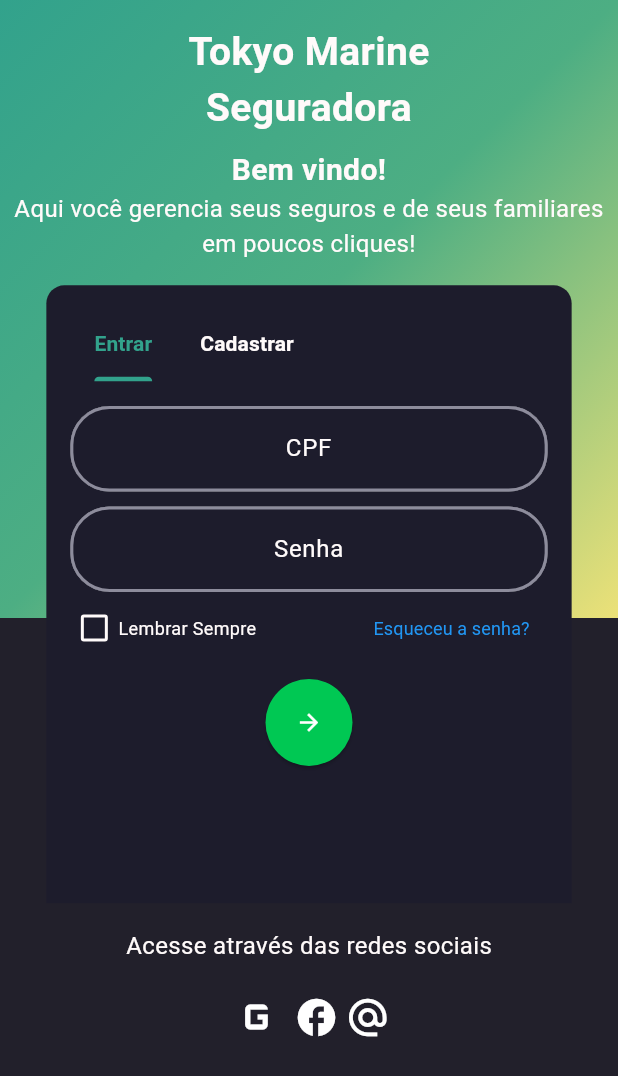
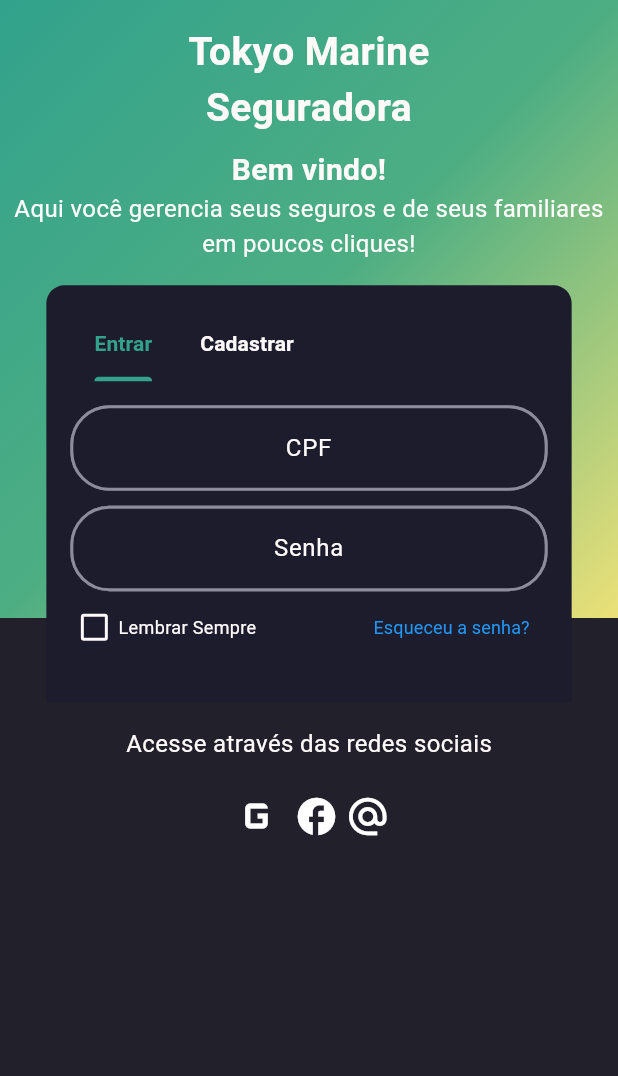
Before and after one commit to wesleydevsouza/app_seguros, a Flutter app: the screen it shows after launch, on a phone screen of 412 x 824 dp. Shown: the top 1076 px of the screen. Run offline on Flutter 3.47's test engine with Material 3 defaults, Android fonts, the phone set to English and light mode, and no system bars.

Commit message:
fix: altura dinamica no card login

```diff
--- a/lib/views/login_form.dart
+++ b/lib/views/login_form.dart
@@ -35,15 +35,6 @@
         ),
         const LoginOptionsBlock(),
         const SizedBox(height: 10),
-        ElevatedButton(
-          onPressed: () {},
-          style: ElevatedButton.styleFrom(
-            backgroundColor: Colors.greenAccent[700],
-            shape: const CircleBorder(),
-            padding: const EdgeInsets.all(20),
-          ),
-          child: const Icon(Icons.arrow_forward, color: Colors.white),
-        ),
       ],
     );
   }
--- a/lib/widgets/card_login.dart
+++ b/lib/widgets/card_login.dart
@@ -6,13 +6,19 @@
 import '../views/login_form.dart';
 import '../views/register_form.dart';
 
-class CardLogin extends StatelessWidget {
+class CardLogin extends StatefulWidget {
   const CardLogin({super.key});
+
+  @override
+  State<CardLogin> createState() => _CardLoginState();
+}
+
+class _CardLoginState extends State<CardLogin> with TickerProviderStateMixin {
+  int _selectedTab = 0;
 
   @override
   Widget build(BuildContext context) {
     return Container(
-      height: SizeConfig.heightMultiplier * 50,
       width: SizeConfig.screenWidth * 0.85,
       padding: const EdgeInsets.all(16),
       decoration: const BoxDecoration(
@@ -22,36 +28,45 @@
           topRight: Radius.circular(12),
         ),
       ),
-      child: DefaultTabController(
+      child: Column(
+        mainAxisSize: MainAxisSize.min,
+        children: [
+          TabBar(
+            onTap: (index) {
+              FocusScope.of(context).unfocus();
+              setState(() {
+                _selectedTab = index;
+              });
+            },
+            controller: TabController(
               length: 2,
-        child: Column(
-          children: [
-            const TabBar(
+              vsync: this,
+              initialIndex: _selectedTab,
+            ),
             isScrollable: true,
             tabAlignment: TabAlignment.start,
             dividerColor: Colors.transparent,
             labelColor: AppTheme.corFonteDestaque,
             unselectedLabelColor: AppTheme.corFonte,
             indicatorColor: AppTheme.corFonteDestaque,
-              labelStyle: TextStyle(fontWeight: FontWeight.bold),
-              unselectedLabelStyle: TextStyle(fontWeight: FontWeight.bold),
-              indicatorPadding: EdgeInsets.only(top: -2),
-              tabs: [
+            labelStyle: const TextStyle(fontWeight: FontWeight.bold),
+            unselectedLabelStyle: const TextStyle(fontWeight: FontWeight.bold),
+            indicatorPadding: const EdgeInsets.only(top: -2),
+            tabs: const [
               Tab(text: Strings.login),
               Tab(text: Strings.register),
             ],
           ),
-            SizedBox(height: SizeConfig.heightMultiplier * 2),
-            const Expanded(
-              child: TabBarView(
-                children: [
-                  LoginForm(),
-                  RegisterForm(),
-                ],
-              ),
+          const SizedBox(height: 16),
+          AnimatedSwitcher(
+            duration: const Duration(milliseconds: 200),
+            transitionBuilder: (child, animation) =>
+                FadeTransition(opacity: animation, child: child),
+            child: _selectedTab == 0
+                ? const LoginForm(key: ValueKey(0))
+                : const RegisterForm(key: ValueKey(1)),
           ),
         ],
-        ),
       ),
     );
   }
```
Lines whose indentation alone changed are shown as unchanged.
